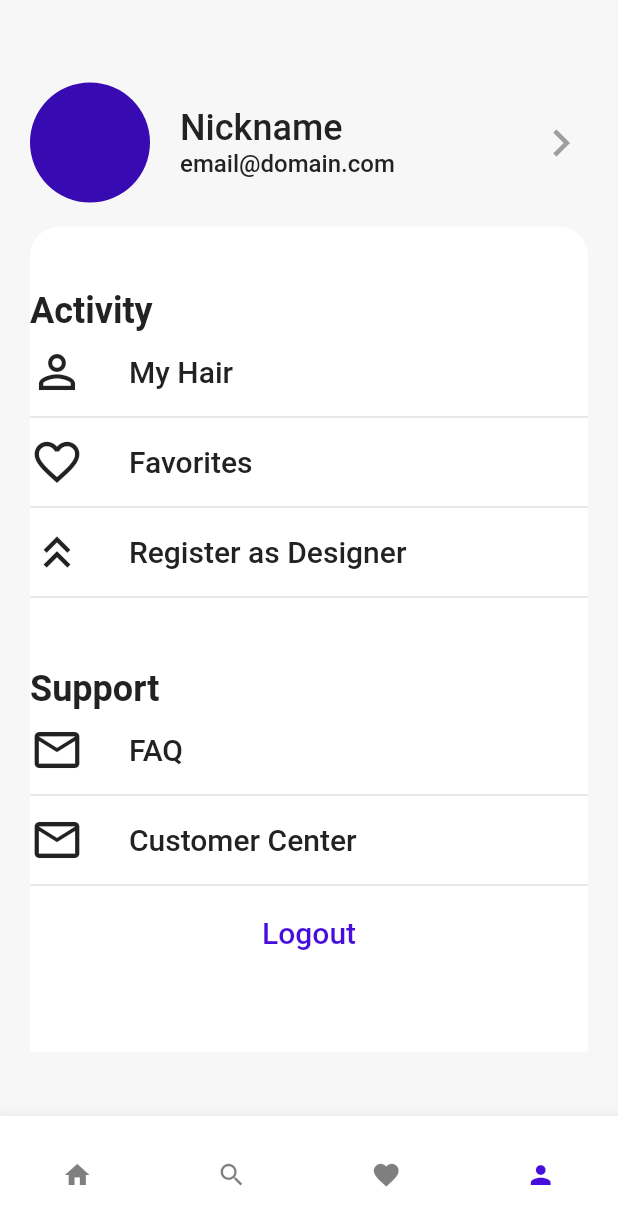
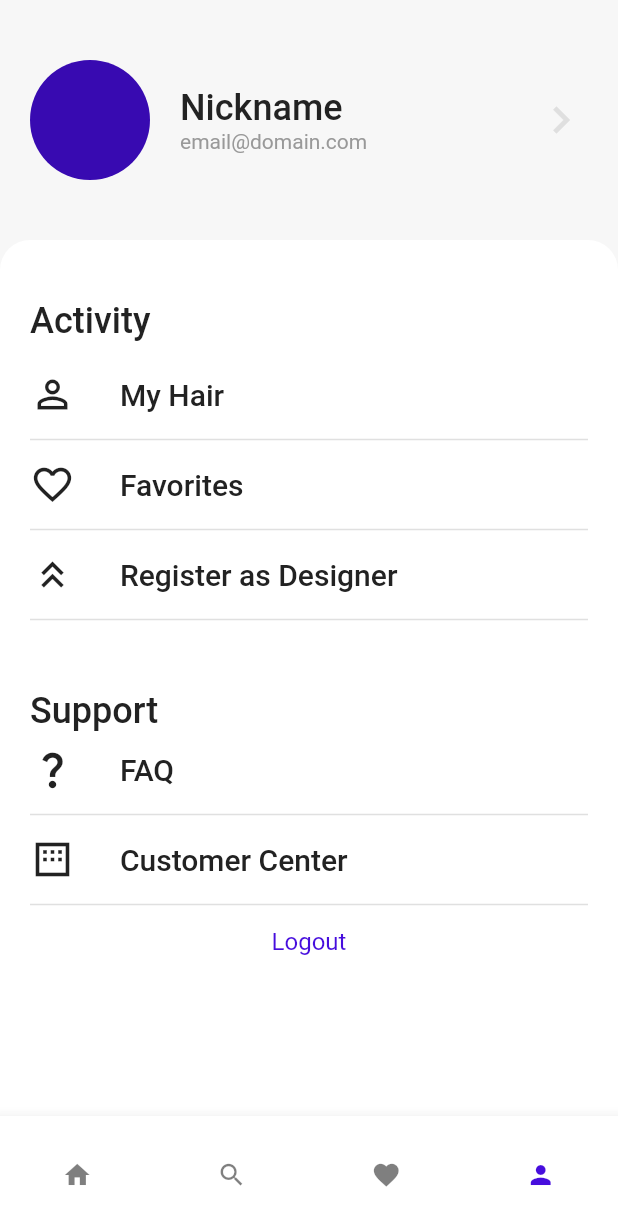
Before and after one commit to pendant-k/2022_global_capstone_hair_heist, a Flutter app: the MainNavigationPage screen opened by its route, item 4 of the bottom bar chosen, on a phone screen of 412 x 824 dp. Shown: the top 1226 px of the screen. Run offline on Flutter 3.47's test engine with Material 2 defaults, Android fonts, the phone set to English and light mode, and no system bars; our stand-ins replace dotted_line, firebase_core, flutter_screenutil, get, get_storage; accounts and stored records are empty.

Commit message:
Fix mypage widgets

```diff
--- a/lib/app/ui/mypage/view/my_page.dart
+++ b/lib/app/ui/mypage/view/my_page.dart
@@ -5,62 +5,33 @@ import 'package:flutter_screenutil/flutter_screenutil.dart';
 import 'package:hair_heist/app/config/palette.dart';
 import 'package:hair_heist/app/config/global_styles.dart';
 
+import '../widgets/widgets.dart';
+
 class MyPage extends StatelessWidget {
   const MyPage({super.key});
 
   @override
   Widget build(BuildContext context) {
-    return Container(
+    return SafeArea(
+      child: Container(
         color: Palette.backgroundColor,
         width: double.infinity,
-      padding: EdgeInsets.fromLTRB(20.w, 39.w, 20.w, 0),
         child: Column(
           children: [
             Padding(
-            padding: EdgeInsets.fromLTRB(0, 16.w, 0, 16.w),
-            child: Row(
-              mainAxisAlignment: MainAxisAlignment.spaceBetween,
-              children: [
-                Row(
-                  children: [
-                    CircleAvatar(
-                      radius: 40,
+              padding: EdgeInsets.fromLTRB(
+                20.w,
+                40.w,
+                20.w,
+                40.w,
               ),
-                    SizedBox(
-                      width: 20.sp,
-                    ),
-                    Column(
-                      crossAxisAlignment: CrossAxisAlignment.start,
-                      children: [
-                        Text(
-                          'Nickname',
-                          style: GlobalStyle.primaryText.copyWith(
-                            fontWeight: FontWeight.w500,
-                            fontSize: 24.sp,
+              child: MyPageHeader(
+                onTap: () {},
               ),
             ),
-                        Text(
-                          'email@domain.com',
-                          style: GlobalStyle.primaryText.copyWith(
-                            fontWeight: FontWeight.w500,
-                            fontSize: 16.sp,
-                          ),
-                        ),
-                      ],
-                    ),
-                  ],
-                ),
-                Icon(
-                  Icons.keyboard_arrow_right,
-                  size: 36.w,
-                  color: Colors.grey,
-                ),
-              ],
-            ),
-          ),
-          Container(
+            Expanded(
+              child: Container(
                 width: double.infinity,
-            height: 550.w,
                 decoration: BoxDecoration(
                   color: Colors.white,
                   borderRadius: BorderRadius.only(
@@ -68,91 +39,37 @@ class MyPage extends StatelessWidget {
                     topRight: Radius.circular(20),
                   ),
                 ),
+                child: Padding(
+                  padding: EdgeInsets.symmetric(horizontal: 20.w),
                   child: ListView(
                     children: [
+                      SizedBox(height: 40.w),
+                      MyPageListTitle(data: 'Activity'),
                       SizedBox(
-                  height: 42.w,
+                        height: 10.w,
                       ),
-                Container(
-                  height: 30,
-                  child: Text(
-                    'Activity',
-                    style: GlobalStyle.primaryText.copyWith(
-                      fontWeight: FontWeight.w700,
-                      fontSize: 24.sp,
-                    ),
-                  ),
-                ),
-                Container(
-                  height: 50,
-                  child: Row(
-                    children: [
-                      Icon(
-                        Icons.person_outline,
-                        size: 36.w,
-                      ),
-                      SizedBox(
-                        width: 30.w,
-                      ),
-                      Text(
-                        'My Hair',
-                        style: GlobalStyle.primaryText.copyWith(
-                          fontWeight: FontWeight.w500,
-                          fontSize: 20.sp,
-                        ),
-                      ),
-                    ],
-                  ),
+                      MyPageItem(
+                        icon: Icons.person_outline,
+                        itemLabel: 'My Hair',
+                        onTap: () {},
                       ),
                       Divider(
                         height: 10.w,
                         thickness: 1,
                       ),
-                Container(
-                  height: 50,
-                  child: Row(
-                    children: [
-                      Icon(
-                        Icons.favorite_border,
-                        size: 36.w,
-                      ),
-                      SizedBox(
-                        width: 30.w,
-                      ),
-                      Text(
-                        'Favorites',
-                        style: GlobalStyle.primaryText.copyWith(
-                          fontWeight: FontWeight.w500,
-                          fontSize: 20.sp,
-                        ),
-                      ),
-                    ],
-                  ),
+                      MyPageItem(
+                        icon: Icons.favorite_border,
+                        itemLabel: 'Favorites',
+                        onTap: () {},
                       ),
                       Divider(
                         height: 10.w,
                         thickness: 1,
                       ),
-                Container(
-                  height: 50,
-                  child: Row(
-                    children: [
-                      Icon(
-                        Icons.keyboard_double_arrow_up,
-                        size: 36.w,
-                      ),
-                      SizedBox(
-                        width: 30.w,
-                      ),
-                      Text(
-                        'Register as Designer',
-                        style: GlobalStyle.primaryText.copyWith(
-                          fontWeight: FontWeight.w500,
-                          fontSize: 20.sp,
-                        ),
-                      ),
-                    ],
-                  ),
+                      MyPageItem(
+                        icon: Icons.keyboard_double_arrow_up_outlined,
+                        itemLabel: 'Register as Designer',
+                        onTap: () {},
                       ),
                       Divider(
                         height: 10.w,
@@ -161,87 +78,51 @@ class MyPage extends StatelessWidget {
                       SizedBox(
                         height: 42.w,
                       ),
-                Container(
-                  height: 30,
+                      MyPageListTitle(data: 'Support'),
+                      MyPageItem(
+                          icon: Icons.question_mark_outlined,
+                          itemLabel: 'FAQ',
+                          onTap: () {}),
+                      Divider(
+                        height: 10.w,
+                        thickness: 1,
+                      ),
+                      MyPageItem(
+                        icon: Icons.margin_outlined,
+                        itemLabel: 'Customer Center',
+                        onTap: () {},
+                      ),
+                      Divider(
+                        height: 10.w,
+                        thickness: 1,
+                      ),
+                      SizedBox(height: 10.w),
+                      Align(
+                        alignment: Alignment.center,
+                        child: GestureDetector(
+                          onTap: () {
+                            print('logout');
+                          },
                           child: Text(
-                    'Support',
+                            'Logout',
                             style: GlobalStyle.primaryText.copyWith(
-                      fontWeight: FontWeight.w700,
-                      fontSize: 24.sp,
+                              fontSize: 16.sp,
+                              color: Palette.mainColor,
                             ),
                           ),
-                ),
-                Container(
-                  height: 50,
-                  child: Row(
-                    children: [
-                      Icon(
-                        Icons.mail_outline,
-                        size: 36.w,
-                      ),
-                      SizedBox(
-                        width: 30.w,
-                      ),
-                      Text(
-                        'FAQ',
-                        style: GlobalStyle.primaryText.copyWith(
-                          fontWeight: FontWeight.w500,
-                          fontSize: 20.sp,
                         ),
                       ),
                     ],
                   ),
                 ),
-                Divider(
-                  height: 10.w,
-                  thickness: 1,
-                ),
-                Container(
-                  height: 50,
-                  child: Row(
-                    children: [
-                      Icon(
-                        Icons.mail_outline,
-                        size: 36.w,
-                      ),
-                      SizedBox(
-                        width: 30.w,
-                      ),
-                      Text(
-                        'Customer Center',
-                        style: GlobalStyle.primaryText.copyWith(
-                          fontWeight: FontWeight.w500,
-                          fontSize: 20.sp,
               ),
             ),
           ],
         ),
       ),
-                Divider(
-                  height: 10.w,
-                  thickness: 1,
-                ),
-                SizedBox(
-                  height: 15.w,
-                ),
-                Column(
-                  children: [
-                    Text(
-                      'Logout',
-                      style: GlobalStyle.primaryText.copyWith(
-                          fontWeight: FontWeight.w500,
-                          fontSize: 20.sp,
-                          color: Palette.mainColor),
-                    ),
-                  ],
-                )
-              ],
-            ),
-          ),
-        ],
-      ),
     );
   }
 }
 
+
 // TODO: Home Banner position
--- /dev/null
+++ b/lib/app/ui/mypage/widgets/mypage_header.dart
@@ -0,0 +1,59 @@
+import 'package:flutter/material.dart';
+import 'package:flutter_screenutil/flutter_screenutil.dart';
+
+import '../../../config/global_styles.dart';
+import '../../../config/palette.dart';
+
+class MyPageHeader extends StatelessWidget {
+  const MyPageHeader({
+    Key? key,
+    required this.onTap,
+  }) : super(key: key);
+  final VoidCallback onTap;
+
+  @override
+  Widget build(BuildContext context) {
+    return GestureDetector(
+      behavior: HitTestBehavior.opaque,
+      onTap: onTap,
+      child: Row(
+        mainAxisAlignment: MainAxisAlignment.spaceBetween,
+        children: [
+          Row(
+            children: [
+              CircleAvatar(
+                radius: 40,
+              ),
+              SizedBox(
+                width: 20.sp,
+              ),
+              Column(
+                crossAxisAlignment: CrossAxisAlignment.start,
+                children: [
+                  Text(
+                    'Nickname',
+                    style: GlobalStyle.primaryText.copyWith(
+                      fontWeight: FontWeight.w500,
+                      fontSize: 24.sp,
+                    ),
+                  ),
+                  Text(
+                    'email@domain.com',
+                    style: GlobalStyle.secondaryText.copyWith(
+                      fontSize: 14.sp,
+                    ),
+                  ),
+                ],
+              ),
+            ],
+          ),
+          Icon(
+            Icons.keyboard_arrow_right,
+            size: 36.w,
+            color: Palette.grayDF,
+          ),
+        ],
+      ),
+    );
+  }
+}
--- /dev/null
+++ b/lib/app/ui/mypage/widgets/mypage_item.dart
@@ -0,0 +1,45 @@
+import 'package:flutter/material.dart';
+import 'package:flutter_screenutil/flutter_screenutil.dart';
+
+import '../../../config/global_styles.dart';
+
+class MyPageItem extends StatelessWidget {
+  const MyPageItem({
+    Key? key,
+    required this.icon,
+    required this.itemLabel,
+    required this.onTap,
+  }) : super(key: key);
+  final String itemLabel;
+  final IconData icon;
+  final VoidCallback onTap;
+
+  @override
+  Widget build(BuildContext context) {
+    return GestureDetector(
+      behavior: HitTestBehavior.opaque,
+      onTap: onTap,
+      child: Container(
+        margin: EdgeInsets.symmetric(vertical: 10.w),
+        child: Row(
+          children: [
+            Icon(
+              icon,
+              size: 30.w,
+            ),
+            SizedBox(
+              width: 30.w,
+            ),
+            Text(
+              itemLabel,
+              style: GlobalStyle.primaryText.copyWith(
+                fontWeight: FontWeight.w500,
+                fontSize: 20.sp,
+              ),
+            ),
+          ],
+        ),
+      ),
+    );
+  }
+}
--- /dev/null
+++ b/lib/app/ui/mypage/widgets/mypage_list_title.dart
@@ -0,0 +1,23 @@
+import 'package:flutter/material.dart';
+import 'package:flutter_screenutil/flutter_screenutil.dart';
+
+import '../../../config/global_styles.dart';
+
+class MyPageListTitle extends StatelessWidget {
+  const MyPageListTitle({
+    Key? key,
+    required this.data,
+  }) : super(key: key);
+  final String data;
+
+  @override
+  Widget build(BuildContext context) {
+    return Text(
+      data,
+      style: GlobalStyle.primaryText.copyWith(
+        fontWeight: FontWeight.w500,
+        fontSize: 24.sp,
+      ),
+    );
+  }
+}
--- /dev/null
+++ b/lib/app/ui/mypage/widgets/widgets.dart
@@ -0,0 +1,3 @@
+export './mypage_item.dart';
+export './mypage_list_title.dart';
+export './mypage_header.dart';
```
Lines whose indentation alone changed are shown as unchanged.
